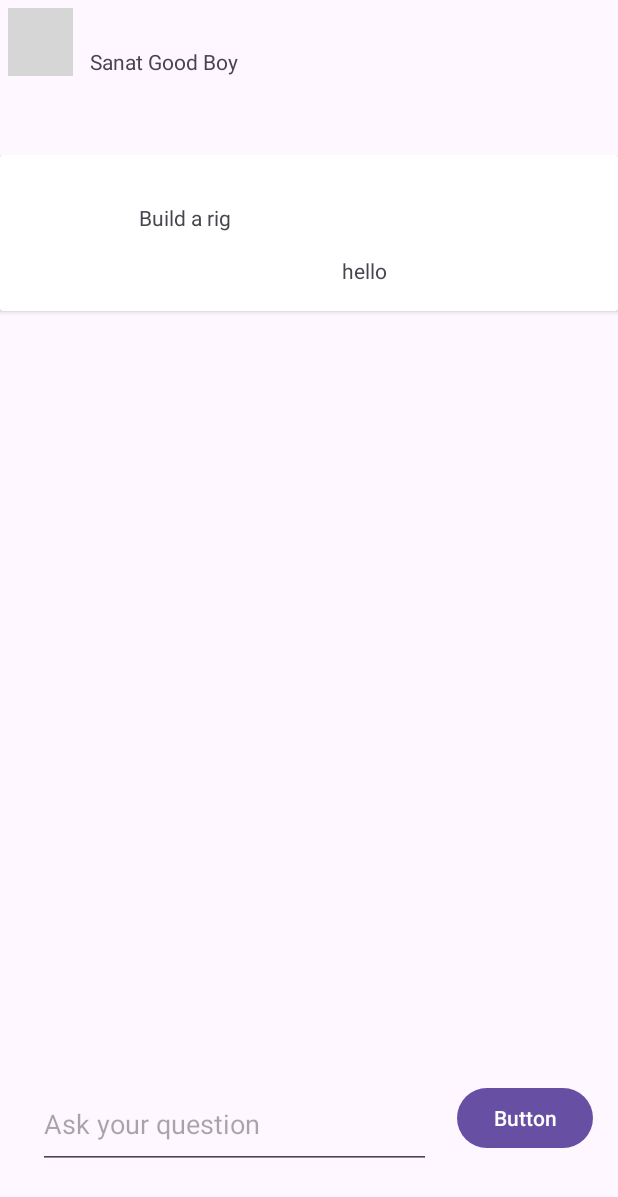
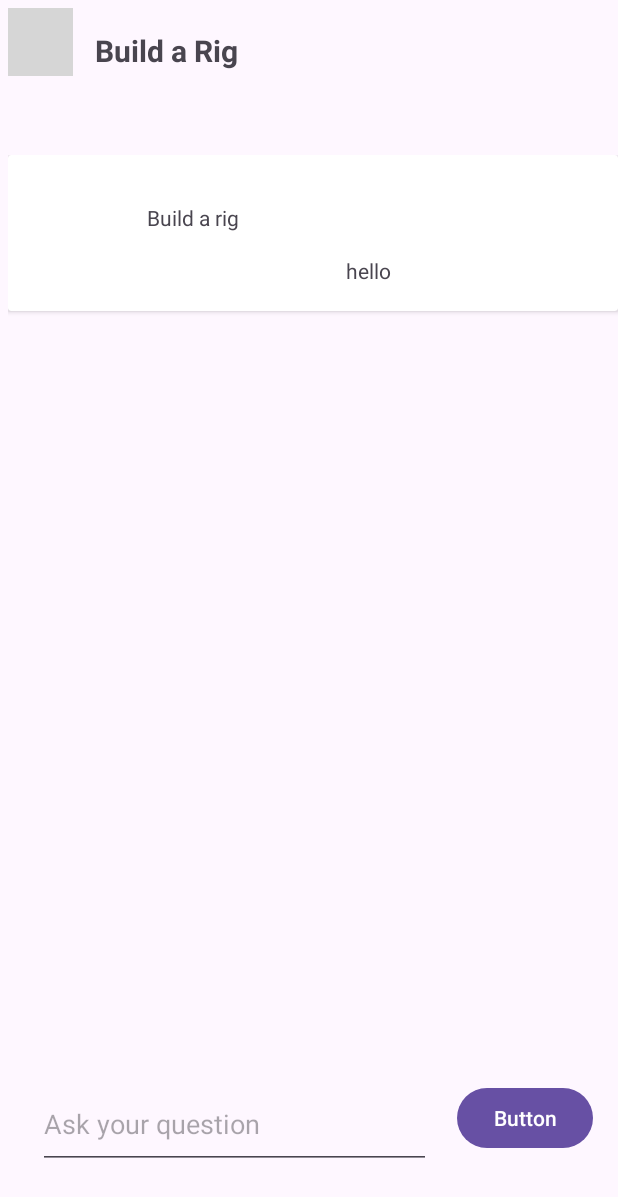
Before and after one commit to sanat-k1/Expert_System, an Android app: the screen it shows after launch (MainActivity), on a phone screen of 412 x 824 dp. Shown: the top 1197 px of the screen. Run offline under Robolectric (Android 15) with nearby library versions, the phone set to English and light mode, and no system bars; grey boxes are pictures that could not be loaded.

Commit message:
margin to recycler view

```diff
--- a/app/src/main/res/layout/activity_main.xml
+++ b/app/src/main/res/layout/activity_main.xml
@@ -11,6 +11,7 @@
         android:layout_width="match_parent"
         android:layout_height="550dp"
         android:layout_marginTop="24dp"
+        android:layout_marginLeft="5dp"
         android:layout_marginBottom="32dp"
         app:layout_constraintBottom_toTopOf="@+id/editText"
         app:layout_constraintEnd_toEndOf="parent"
@@ -45,10 +46,13 @@
         android:layout_width="wrap_content"
         android:layout_height="wrap_content"
         android:layout_marginStart="11dp"
-        android:layout_marginTop="31dp"
+        android:layout_marginTop="20dp"
         android:layout_marginEnd="253dp"
-        android:text="Sanat Good Boy"
+        android:text="Build a Rig"
+        android:textSize="20dp"
+        android:textStyle="bold"
         app:layout_constraintEnd_toEndOf="parent"
+        app:layout_constraintHorizontal_bias="1.0"
         app:layout_constraintStart_toEndOf="@+id/imageView"
         app:layout_constraintTop_toTopOf="parent" />
 
```
